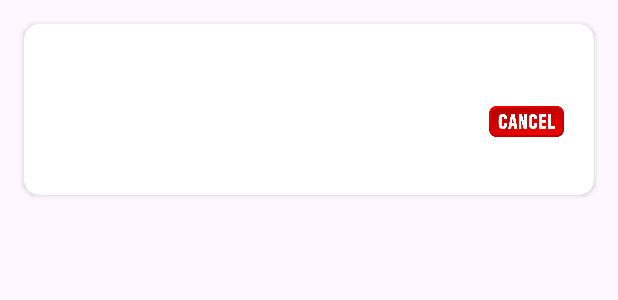
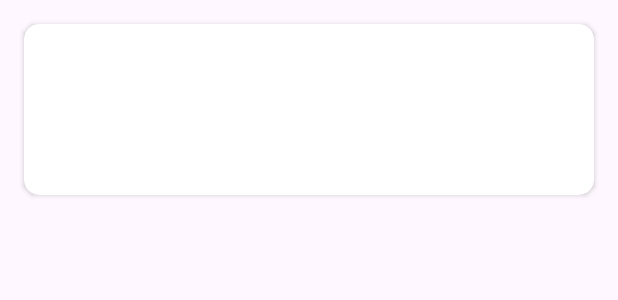
Before and after one commit to SammyG69/Finity-Hackathon, an Android app: the layout item_card.xml on its own in the app's theme, with its tools: preview values and no code run, on a phone screen of 412 x 824 dp. Shown: the top 300 px of the screen. Run offline under Robolectric (Android 15) with nearby library versions, the phone set to English and light mode, and no system bars.

Commit message:
Making a few changes to the xml and stuff to make it more neat.

```diff
--- a/app/src/main/res/layout/item_card.xml
+++ b/app/src/main/res/layout/item_card.xml
@@ -51,19 +51,6 @@
                 app:layout_constraintStart_toStartOf="parent"
                 app:layout_constraintTop_toBottomOf="@+id/textView2" />
 
-            <ImageButton
-                android:id="@+id/imageButton"
-                android:layout_width="58dp"
-                android:layout_height="58dp"
-                android:layout_marginTop="16dp"
-                android:scaleType="fitCenter"
-                android:src="@drawable/img"
-                app:layout_constraintEnd_toEndOf="parent"
-                app:layout_constraintTop_toTopOf="parent"
-                app:layout_constraintBottom_toBottomOf="parent"
-                app:layout_constraintVertical_bias="0.5"
-                android:background="?attr/selectableItemBackgroundBorderless"
-                 />
 
         </androidx.constraintlayout.widget.ConstraintLayout>
 
--- a/app/src/main/res/layout/list_transactions.xml
+++ b/app/src/main/res/layout/list_transactions.xml
@@ -15,7 +15,7 @@
             android:layout_height="wrap_content"
             android:layout_margin="16dp"
             android:layout_marginTop="24dp"
-            android:text="Scan Receipt"
+            android:text="Grocery Saver"
             android:textStyle="italic"
             app:layout_constraintEnd_toEndOf="parent"
             app:layout_constraintHorizontal_bias="0.138"
```
Also changed, not shown: app/src/main/java/com/example/finityapp/Activity_scanner.java (+10 -1 lines), app/src/main/res/layout/activity_scanner.xml (+12 -0 lines).
